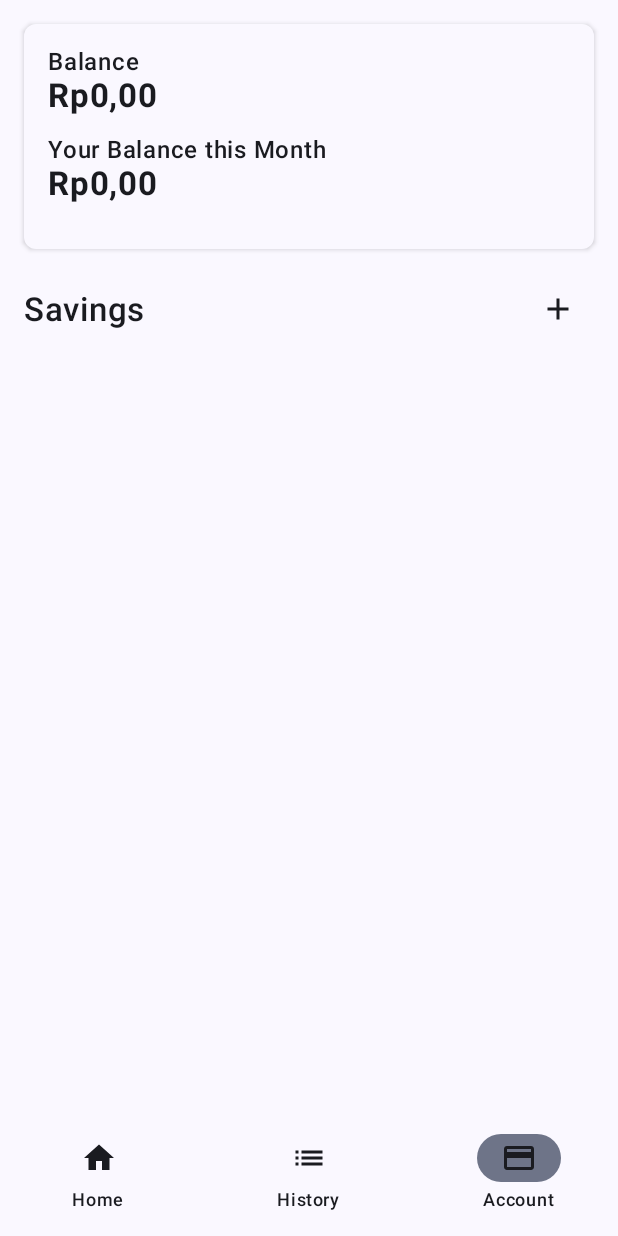
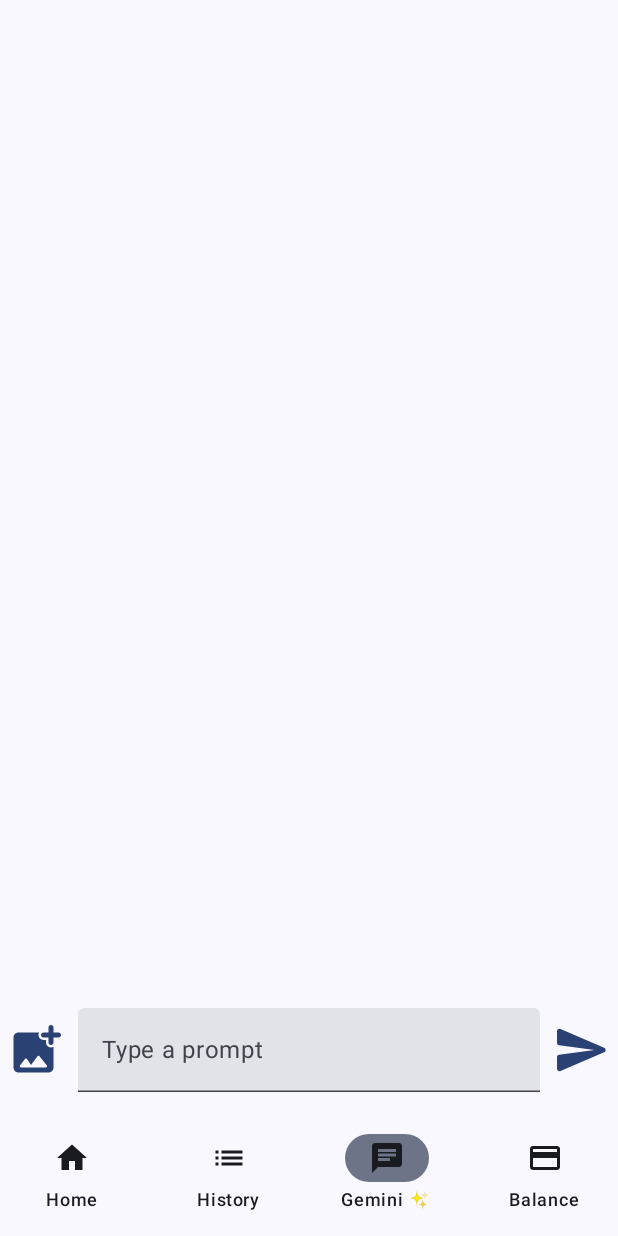
Before and after one commit to Udean777/Expense-Tracker, an Android app built with Jetpack Compose: the screen it shows after launch (MainActivity), item 3 of the bottom bar chosen, on a phone screen of 412 x 824 dp. Run offline under Robolectric (Android 15) with nearby library versions, the phone set to English and light mode, and no system bars; our stand-ins replace Dagger/Hilt's generated code, Room's generated code; 6 statements that could not run were skipped.

Commit message:
feat: adding chat bot feature with gemini ai

```diff
--- a/app/src/main/java/com/ssajudn/expensetracker/MainActivity.kt
+++ b/app/src/main/java/com/ssajudn/expensetracker/MainActivity.kt
@@ -1,11 +1,9 @@
 package com.ssajudn.expensetracker
 
-import android.os.Build
 import android.os.Bundle
 import androidx.activity.ComponentActivity
 import androidx.activity.compose.setContent
 import androidx.activity.enableEdgeToEdge
-import androidx.annotation.RequiresApi
 import androidx.compose.foundation.layout.fillMaxSize
 import androidx.compose.foundation.layout.padding
 import androidx.compose.material3.Scaffold
@@ -22,7 +20,7 @@ import dagger.hilt.android.AndroidEntryPoint
 
 @AndroidEntryPoint
 class MainActivity : ComponentActivity() {
-    @RequiresApi(Build.VERSION_CODES.N)
+
     override fun onCreate(savedInstanceState: Bundle?) {
         super.onCreate(savedInstanceState)
         enableEdgeToEdge()
--- a/app/src/main/java/com/ssajudn/expensetracker/presentation/add_screen/AddExpenseScreen.kt
+++ b/app/src/main/java/com/ssajudn/expensetracker/presentation/add_screen/AddExpenseScreen.kt
@@ -10,7 +10,6 @@ import com.ssajudn.expensetracker.presentation.components.DataForm
 import com.ssajudn.expensetracker.presentation.viewmodel.AddExpenseViewModel
 import kotlinx.coroutines.launch
 
-@RequiresApi(Build.VERSION_CODES.N)
 @Composable
 fun AddExpense(navController: NavHostController) {
     val viewModel: AddExpenseViewModel = hiltViewModel()
--- /dev/null
+++ b/app/src/main/java/com/ssajudn/expensetracker/presentation/chat_screen/ChatScreen.kt
@@ -0,0 +1,215 @@
+package com.ssajudn.expensetracker.presentation.chat_screen
+
+import android.graphics.Bitmap
+import android.net.Uri
+import androidx.activity.compose.rememberLauncherForActivityResult
+import androidx.activity.result.PickVisualMediaRequest
+import androidx.activity.result.contract.ActivityResultContracts
+import androidx.compose.foundation.Image
+import androidx.compose.foundation.background
+import androidx.compose.foundation.clickable
+import androidx.compose.foundation.layout.*
+import androidx.compose.foundation.lazy.LazyColumn
+import androidx.compose.foundation.lazy.itemsIndexed
+import androidx.compose.foundation.shape.RoundedCornerShape
+import androidx.compose.material.icons.Icons
+import androidx.compose.material.icons.rounded.AddPhotoAlternate
+import androidx.compose.material.icons.rounded.Send
+import androidx.compose.material3.Icon
+import androidx.compose.material3.MaterialTheme
+import androidx.compose.material3.Text
+import androidx.compose.material3.TextField
+import androidx.compose.runtime.*
+import androidx.compose.ui.Alignment
+import androidx.compose.ui.Modifier
+import androidx.compose.ui.draw.clip
+import androidx.compose.ui.graphics.Color
+import androidx.compose.ui.graphics.asImageBitmap
+import androidx.compose.ui.layout.ContentScale
+import androidx.compose.ui.platform.LocalContext
+import androidx.compose.ui.unit.dp
+import androidx.compose.ui.unit.sp
+import androidx.core.graphics.drawable.toBitmap
+import androidx.lifecycle.viewmodel.compose.viewModel
+import coil.compose.AsyncImagePainter
+import coil.compose.rememberAsyncImagePainter
+import coil.request.ImageRequest
+import coil.size.Size
+import com.ssajudn.expensetracker.presentation.viewmodel.ChatViewModel
+import kotlinx.coroutines.flow.MutableStateFlow
+import kotlinx.coroutines.flow.update
+
+@Composable
+fun ChatScreen() {
+    val uriState = remember { MutableStateFlow<Uri?>(null) }
+    val imagePicker = rememberLauncherForActivityResult(
+        contract = ActivityResultContracts.PickVisualMedia(),
+        onResult = { uri ->
+            uriState.value = uri
+        }
+    )
+    val chatViewModel = viewModel<ChatViewModel>()
+    val chatState = chatViewModel.chatState.collectAsState().value
+    val bitmap = getBitmap(uriState.collectAsState().value)
+
+    Column(
+        modifier = Modifier
+            .fillMaxSize(),
+        verticalArrangement = Arrangement.Bottom
+    ) {
+        LazyColumn(
+            modifier = Modifier
+                .weight(1f)
+                .fillMaxWidth()
+                .padding(horizontal = 8.dp),
+            reverseLayout = true
+        ) {
+            itemsIndexed(chatState.chatList) { index, chat ->
+                if (chat.isFromUser) {
+                    UserChatItem(
+                        prompt = chat.prompt, bitmap = chat.bitmap
+                    )
+                } else {
+                    ModelChatItem(response = chat.prompt)
+                }
+            }
+        }
+
+        Row(
+            modifier = Modifier
+                .fillMaxWidth()
+                .padding(bottom = 16.dp, start = 4.dp, end = 4.dp),
+            verticalAlignment = Alignment.CenterVertically
+        ) {
+
+            Column {
+                bitmap?.let {
+                    Image(
+                        modifier = Modifier
+                            .size(40.dp)
+                            .padding(bottom = 2.dp)
+                            .clip(RoundedCornerShape(6.dp)),
+                        contentDescription = "picked image",
+                        contentScale = ContentScale.Crop,
+                        bitmap = it.asImageBitmap()
+                    )
+                }
+
+                Icon(
+                    modifier = Modifier
+                        .size(40.dp)
+                        .clickable {
+                            imagePicker.launch(
+                                PickVisualMediaRequest
+                                    .Builder()
+                                    .setMediaType(ActivityResultContracts.PickVisualMedia.ImageOnly)
+                                    .build()
+                            )
+                        },
+                    imageVector = Icons.Rounded.AddPhotoAlternate,
+                    contentDescription = "Add Photo",
+                    tint = MaterialTheme.colorScheme.primary
+                )
+            }
+
+            Spacer(modifier = Modifier.width(8.dp))
+
+            TextField(
+                modifier = Modifier
+                    .weight(1f),
+                value = chatState.prompt,
+                onValueChange = {
+                    chatViewModel.onEvent(ChatUiEvent.UpdatePrompt(it))
+                },
+                placeholder = {
+                    Text(text = "Type a prompt")
+                }
+            )
+
+            Spacer(modifier = Modifier.width(8.dp))
+
+            Icon(
+                modifier = Modifier
+                    .size(40.dp)
+                    .clickable {
+                        chatViewModel.onEvent(ChatUiEvent.SendPrompt(chatState.prompt, bitmap))
+                        uriState.update { null }
+                    },
+                imageVector = Icons.Rounded.Send,
+                contentDescription = "Send prompt",
+                tint = MaterialTheme.colorScheme.primary
+            )
+
+        }
+
+    }
+}
+
+@Composable
+fun UserChatItem(prompt: String, bitmap: Bitmap?) {
+    Column(
+        modifier = Modifier.padding(start = 100.dp, bottom = 16.dp)
+    ) {
+
+        bitmap?.let {
+            Image(
+                modifier = Modifier
+                    .fillMaxWidth()
+                    .height(260.dp)
+                    .padding(bottom = 2.dp)
+                    .clip(RoundedCornerShape(12.dp)),
+                contentDescription = "image",
+                contentScale = ContentScale.Crop,
+                bitmap = it.asImageBitmap()
+            )
+        }
+
+        Text(
+            modifier = Modifier
+                .fillMaxWidth()
+                .clip(RoundedCornerShape(12.dp))
+                .background(MaterialTheme.colorScheme.primary)
+                .padding(16.dp),
+            text = prompt,
+            fontSize = 17.sp,
+            color = MaterialTheme.colorScheme.onPrimary
+        )
+
+    }
+}
+
+@Composable
+fun ModelChatItem(response: String) {
+    Column(
+        modifier = Modifier.padding(end = 100.dp, bottom = 16.dp)
+    ) {
+        Text(
+            modifier = Modifier
+                .fillMaxWidth()
+                .clip(RoundedCornerShape(12.dp))
+                .background(MaterialTheme.colorScheme.secondary)
+                .padding(16.dp),
+            text = response,
+            fontSize = 17.sp,
+            color = MaterialTheme.colorScheme.onPrimary
+        )
+
+    }
+}
+
+@Composable
+private fun getBitmap(uri: Uri?): Bitmap? {
+    val context = LocalContext.current
+    val imageState: AsyncImagePainter.State = rememberAsyncImagePainter(
+        model = ImageRequest.Builder(context)
+            .data(uri)
+            .size(Size.ORIGINAL)
+            .build(),
+    ).state
+
+    if (imageState is AsyncImagePainter.State.Success) {
+        return imageState.result.drawable.toBitmap()
+    }
+
+    return null
+}
--- /dev/null
+++ b/app/src/main/java/com/ssajudn/expensetracker/presentation/chat_screen/ChatState.kt
@@ -0,0 +1,10 @@
+package com.ssajudn.expensetracker.presentation.chat_screen
+
+import android.graphics.Bitmap
+import com.ssajudn.expensetracker.data.chat.Chat
+
+data class ChatState (
+    val chatList: MutableList<Chat> = mutableListOf(),
+    val prompt: String = "",
+    val bitmap: Bitmap? = null
+)
--- a/app/src/main/java/com/ssajudn/expensetracker/presentation/components/Form.kt
+++ b/app/src/main/java/com/ssajudn/expensetracker/presentation/components/Form.kt
@@ -42,6 +42,7 @@ import com.ssajudn.expensetracker.presentation.viewmodel.AddExpenseViewModel
 import com.ssajudn.expensetracker.presentation.viewmodel.UpdateField
 import com.ssajudn.expensetracker.util.Common
 import com.ssajudn.expensetracker.util.Utils
+import java.util.Date
 
 @OptIn(ExperimentalMaterial3Api::class)
 @Composable
@@ -217,7 +218,7 @@ fun DataForm(
 fun ExpenseDatePickerDialog(
     onDateSelected: (date: Long) -> Unit, onDismiss: () -> Unit
 ) {
-    val datePickerState = rememberDatePickerState()
+    val datePickerState = rememberDatePickerState(initialSelectedDateMillis = Date().time)
     val selectedDate = datePickerState.selectedDateMillis ?: 0L
     DatePickerDialog(
         onDismissRequest = { onDismiss() },
--- a/app/src/main/java/com/ssajudn/expensetracker/presentation/components/TopBar.kt
+++ b/app/src/main/java/com/ssajudn/expensetracker/presentation/components/TopBar.kt
@@ -1,22 +1,20 @@
 package com.ssajudn.expensetracker.presentation.components
 
-import androidx.compose.foundation.Image
 import androidx.compose.foundation.layout.Arrangement
 import androidx.compose.foundation.layout.Row
+import androidx.compose.foundation.layout.Spacer
 import androidx.compose.foundation.layout.fillMaxWidth
 import androidx.compose.foundation.layout.padding
-import androidx.compose.foundation.layout.size
 import androidx.compose.material.icons.Icons
+import androidx.compose.material.icons.automirrored.filled.Chat
 import androidx.compose.material.icons.filled.Add
 import androidx.compose.material3.Icon
 import androidx.compose.material3.IconButton
 import androidx.compose.runtime.Composable
 import androidx.compose.ui.Alignment
 import androidx.compose.ui.Modifier
-import androidx.compose.ui.res.painterResource
 import androidx.compose.ui.unit.dp
 import androidx.navigation.NavController
-import com.ssajudn.expensetracker.R
 import com.ssajudn.expensetracker.presentation.navigation.Routes
 
 @Composable
@@ -27,15 +25,9 @@ fun TopBar(
         modifier = Modifier
             .fillMaxWidth()
             .padding(16.dp),
-        horizontalArrangement = Arrangement.SpaceBetween,
         verticalAlignment = Alignment.CenterVertically
     ) {
-        Image(
-            modifier = Modifier.size(30.dp),
-            painter = painterResource(id = R.drawable.ic_launcher),
-            contentDescription = "Icon"
-        )
-
+        Spacer(modifier = Modifier.weight(1f))
         IconButton(
             onClick = {
                 navController.navigate(Routes.AddExpense.route)
--- a/app/src/main/java/com/ssajudn/expensetracker/presentation/components/Transaction.kt
+++ b/app/src/main/java/com/ssajudn/expensetracker/presentation/components/Transaction.kt
@@ -66,11 +66,11 @@ fun TransactionList(
                     color = MaterialTheme.colorScheme.onBackground
                 )
 
-                Text(
-                    text = "See all",
-                    style = MaterialTheme.typography.bodySmall,
-                    color = MaterialTheme.colorScheme.onBackground
-                )
+//                Text(
+//                    text = "See all",
+//                    style = MaterialTheme.typography.bodySmall,
+//                    color = MaterialTheme.colorScheme.onBackground
+//                )
             }
 
             Card(
@@ -127,11 +127,11 @@ fun TransactionList(
                     color = MaterialTheme.colorScheme.onBackground
                 )
 
-                Text(
-                    text = "See all",
-                    style = MaterialTheme.typography.bodySmall,
-                    color = MaterialTheme.colorScheme.onBackground
-                )
+//                Text(
+//                    text = "See all",
+//                    style = MaterialTheme.typography.bodySmall,
+//                    color = MaterialTheme.colorScheme.onBackground
+//                )
             }
 
             Card(
--- a/app/src/main/java/com/ssajudn/expensetracker/presentation/history_screen/HistoryScreen.kt
+++ b/app/src/main/java/com/ssajudn/expensetracker/presentation/history_screen/HistoryScreen.kt
@@ -33,6 +33,7 @@ import com.ssajudn.expensetracker.presentation.viewmodel.HistoryViewModel
 import com.ssajudn.expensetracker.util.getMonthName
 import java.time.Instant
 import java.util.Calendar
+import java.util.Date
 
 @SuppressLint("NewApi")
 @Composable
@@ -125,7 +126,7 @@ fun PickerDialog(
     onDateSelected: (year: Int, month: Int) -> Unit,
     onDismiss: () -> Unit
 ) {
-    val datePickerState = rememberDatePickerState()
+    val datePickerState = rememberDatePickerState(initialSelectedDateMillis = Date().time)
     DatePickerDialog(
         onDismissRequest = { onDismiss() },
         confirmButton = {
--- a/app/src/main/java/com/ssajudn/expensetracker/presentation/navigation/BottomNav.kt
+++ b/app/src/main/java/com/ssajudn/expensetracker/presentation/navigation/BottomNav.kt
@@ -1,6 +1,7 @@
 package com.ssajudn.expensetracker.presentation.navigation
 
 import androidx.compose.material.icons.Icons
+import androidx.compose.material.icons.automirrored.filled.Chat
 import androidx.compose.material.icons.automirrored.filled.List
 import androidx.compose.material.icons.filled.CreditCard
 import androidx.compose.material.icons.filled.Home
@@ -88,6 +89,36 @@ fun BottomNavBar(
         )
 
         NavigationBarItem(
+            selected = currentDestination?.route == Routes.ChatScreen.route,
+            onClick = {
+                navController.navigate(Routes.ChatScreen.route) {
+                    popUpTo(navController.graph.startDestinationId) {
+                        saveState = true
+                    }
+                    launchSingleTop = true
+                    restoreState = true
+                }
+            },
+            icon = {
+                Icon(
+                    imageVector = Icons.AutoMirrored.Filled.Chat,
+                    contentDescription = null,
+                    tint = MaterialTheme.colorScheme.onBackground
+                )
+            },
+            label = {
+                Text(
+                    text = "Gemini ✨",
+                    color = MaterialTheme.colorScheme.onBackground
+                )
+            },
+            colors = NavigationBarItemDefaults.colors(
+                selectedTextColor = MaterialTheme.colorScheme.primary,
+                selectedIconColor = MaterialTheme.colorScheme.primary
+            )
+        )
+
+        NavigationBarItem(
             selected = currentDestination?.route == Routes.BalanceScreen.route,
             onClick = {
                 navController.navigate(Routes.BalanceScreen.route) {
@@ -107,7 +138,7 @@ fun BottomNavBar(
             },
             label = {
                 Text(
-                    text = "Account",
+                    text = "Balance",
                     color = MaterialTheme.colorScheme.onBackground
                 )
             },
--- a/app/src/main/java/com/ssajudn/expensetracker/presentation/navigation/NavGraph.kt
+++ b/app/src/main/java/com/ssajudn/expensetracker/presentation/navigation/NavGraph.kt
@@ -6,6 +6,7 @@ import androidx.navigation.compose.NavHost
 import androidx.navigation.compose.composable
 import com.ssajudn.expensetracker.presentation.add_screen.AddExpense
 import com.ssajudn.expensetracker.presentation.balance_screen.BalanceScreen
+import com.ssajudn.expensetracker.presentation.chat_screen.ChatScreen
 import com.ssajudn.expensetracker.presentation.history_screen.HistoryScreen
 import com.ssajudn.expensetracker.presentation.home_screen.HomeScreen
 
@@ -32,5 +33,9 @@ fun NavGraphSetup(
         composable(Routes.HistoryScreen.route) {
             HistoryScreen(navController = navController)
         }
+
+        composable(Routes.ChatScreen.route) {
+            ChatScreen()
+        }
     }
 }
--- a/app/src/main/java/com/ssajudn/expensetracker/presentation/navigation/Routes.kt
+++ b/app/src/main/java/com/ssajudn/expensetracker/presentation/navigation/Routes.kt
@@ -9,4 +9,7 @@ sealed class Routes(val route: String) {
     data object BalanceScreen : Routes("balance_screen")
 
     data object HistoryScreen : Routes("history_screen")
+
+    data object ChatScreen : Routes("chat_screen")
+
 }
```
Also changed, not shown: app/build.gradle.kts (+18 -3 lines), app/src/main/java/com/ssajudn/expensetracker/data/chat/Chat.kt (added, +9 -0 lines), app/src/main/java/com/ssajudn/expensetracker/data/chat/ChatData.kt (added, +67 -0 lines), app/src/main/java/com/ssajudn/expensetracker/presentation/chat_screen/ChatUiEvent.kt (added, +8 -0 lines), app/src/main/java/com/ssajudn/expensetracker/presentation/viewmodel/ChatViewModel.kt (added, +78 -0 lines), 2 other files.
